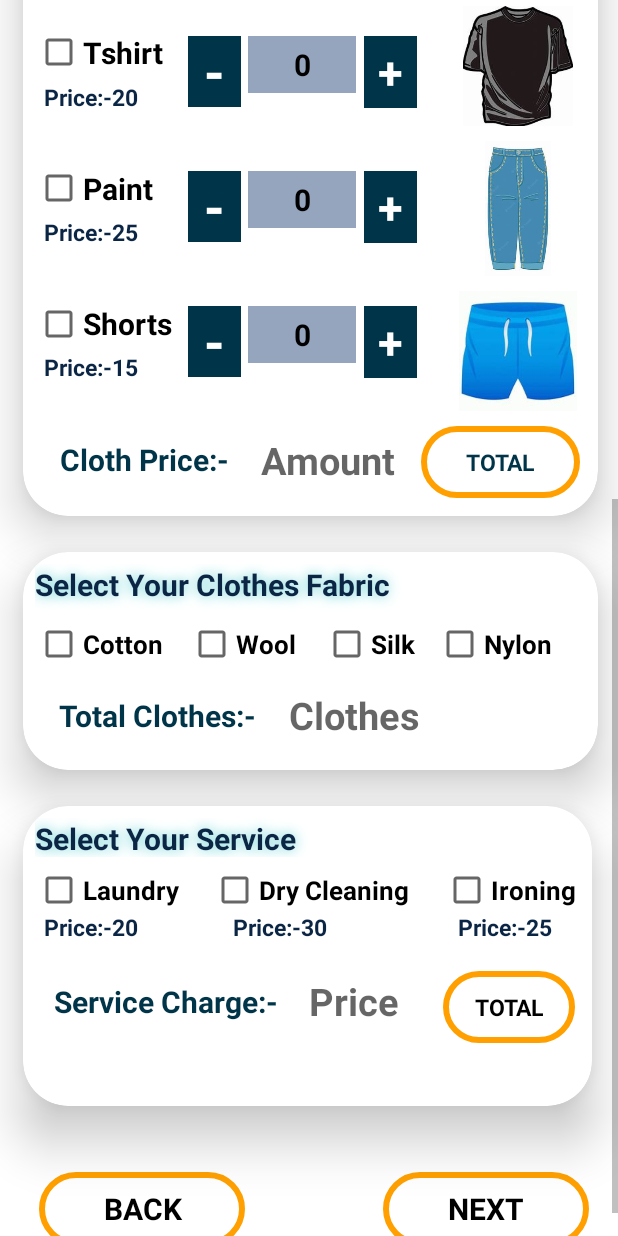
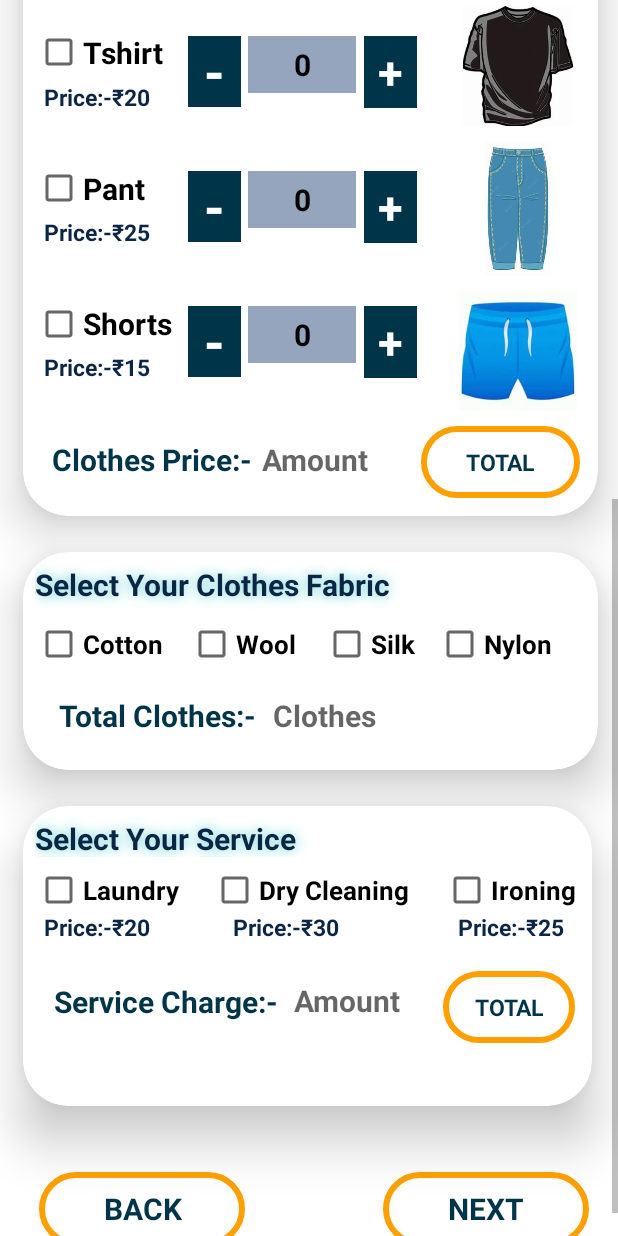
Before and after one commit to sumit519maurya/android-studio, an Android app: the bookoption screen opened directly, with no data from a screen before it, scrolled down 576 dp, on a phone screen of 412 x 824 dp. Run offline under Robolectric (Android 15) with nearby library versions, the phone set to English and light mode, and no system bars; Roboto replaces fonts that are not available here.

Commit message:
error solve day

```diff
--- a/app/src/main/res/layout/activity_bookoption.xml
+++ b/app/src/main/res/layout/activity_bookoption.xml
@@ -71,7 +71,7 @@
                 android:layout_height="wrap_content"
                 android:layout_marginLeft="14dp"
                 android:layout_marginTop="80dp"
-                android:text="Price:-10"
+                android:text="Price:-₹10"
                 android:textColor="#0B2545"
                 android:textSize="15dp"
                 android:textStyle="bold" />
@@ -134,7 +134,7 @@
                 android:layout_height="wrap_content"
                 android:layout_marginLeft="14dp"
                 android:layout_marginTop="170dp"
-                android:text="Price:-20"
+                android:text="Price:-₹20"
                 android:textColor="#0B2545"
                 android:textSize="15dp"
                 android:textStyle="bold" />
@@ -187,7 +187,7 @@
                 android:fontFamily="@font/caudex"
                 android:layout_marginLeft="8dp"
                 android:layout_marginTop="220dp"
-                android:text="Paint"
+                android:text="Pant"
                 android:textSize="20dp"
                 android:textStyle="bold" />
 
@@ -197,7 +197,7 @@
                 android:layout_height="wrap_content"
                 android:layout_marginLeft="14dp"
                 android:layout_marginTop="260dp"
-                android:text="Price:-25"
+                android:text="Price:-₹25"
                 android:textColor="#0B2545"
                 android:textStyle="bold"
                 android:textSize="15dp" />
@@ -260,7 +260,7 @@
                 android:layout_height="wrap_content"
                 android:layout_marginLeft="14dp"
                 android:layout_marginTop="350dp"
-                android:text="Price:-15"
+                android:text="Price:-₹15"
                 android:textColor="#0B2545"
                 android:textStyle="bold"
                 android:textSize="15dp" />
@@ -308,24 +308,24 @@
 
             <TextView
                 android:id="@+id/totaltext"
-                android:layout_width="107dp"
+                android:layout_width="90dp"
                 android:layout_height="45dp"
                 android:layout_marginLeft="150dp"
                 android:layout_marginTop="400dp"
                 android:gravity="center"
                 android:hint="Amount"
-                android:textSize="25dp"
+                android:textSize="20dp"
                 android:textStyle="bold" />
 
             <TextView
                 android:id="@+id/toext"
-                android:layout_width="131dp"
+                android:layout_width="141dp"
                 android:layout_height="45dp"
                 android:layout_marginLeft="15dp"
                 android:layout_marginTop="400dp"
                 android:gravity="center"
                 android:textColor="@color/main"
-                android:text="Cloth Price:-"
+                android:text="Clothes Price:-"
                 android:textSize="20dp"
                 android:textStyle="bold" />
 
@@ -454,12 +454,12 @@
                 android:id="@+id/totalclothes"
                 android:layout_width="101dp"
                 android:layout_height="38dp"
-                android:layout_marginLeft="170dp"
+                android:layout_marginLeft="150dp"
                 android:layout_marginTop="90dp"
                 android:gravity="center"
                 android:hint="Clothes"
-                android:textColor="@color/black"
-                android:textSize="25dp"
+                android:textColor="#666666"
+                android:textSize="20dp"
                 android:textStyle="bold" />
 
             <TextView
@@ -486,7 +486,7 @@
             android:text="Next"
             android:fontFamily="@font/caudex"
             android:textStyle="bold"
-            android:textColor="@color/black"
+            android:textColor="@color/main"
             android:textSize="20dp"
             app:layout_constraintBottom_toBottomOf="parent"
             app:layout_constraintEnd_toEndOf="parent"
@@ -559,12 +559,12 @@
                 android:id="@+id/servicetext"
                 android:layout_width="101dp"
                 android:layout_height="40dp"
-                android:layout_marginLeft="170dp"
+                android:layout_marginLeft="165dp"
                 android:layout_marginTop="110dp"
                 android:gravity="center"
-                android:hint="Price"
+                android:hint="Amount"
                 android:textColor="@color/black"
-                android:textSize="25dp"
+                android:textSize="20dp"
                 android:textStyle="bold" />
 
             <TextView
@@ -583,7 +583,7 @@
                 android:id="@+id/servicebtn"
                 android:layout_width="wrap_content"
                 android:layout_height="wrap_content"
-                android:textColor="@color/black"
+                android:textColor="@color/main"
                 android:layout_marginTop="110dp"
                 android:fontFamily="@font/caudex"
                 android:textStyle="bold"
@@ -598,7 +598,7 @@
                 android:layout_height="wrap_content"
                 android:layout_marginLeft="14dp"
                 android:layout_marginTop="70dp"
-                android:text="Price:-20"
+                android:text="Price:-₹20"
                 android:textColor="#0B2545"
                 android:textSize="15dp"
                 android:textStyle="bold" />
@@ -609,7 +609,7 @@
                 android:layout_height="wrap_content"
                 android:layout_marginLeft="140dp"
                 android:layout_marginTop="70dp"
-                android:text="Price:-30"
+                android:text="Price:-₹30"
                 android:textColor="#0B2545"
                 android:textSize="15dp"
                 android:textStyle="bold" />
@@ -620,7 +620,7 @@
                 android:layout_height="wrap_content"
                 android:layout_marginLeft="290dp"
                 android:layout_marginTop="70dp"
-                android:text="Price:-25"
+                android:text="Price:-₹25"
                 android:textColor="#0B2545"
                 android:textSize="15dp"
                 android:textStyle="bold" />
@@ -638,7 +638,7 @@
             android:text="Back"
             android:textStyle="bold"
             android:fontFamily="@font/caudex"
-            android:textColor="@color/black"
+            android:textColor="@color/main"
             android:textSize="20dp"
             android:layout_marginBottom="20dp"
             app:layout_constraintBottom_toBottomOf="parent"
--- a/app/src/main/res/layout/activity_signin.xml
+++ b/app/src/main/res/layout/activity_signin.xml
@@ -47,7 +47,7 @@
         android:layout_width="match_parent"
         android:layout_height="wrap_content"
         android:id="@+id/cardview"
-        app:cardCornerRadius="50dp"
+        app:cardCornerRadius="53dp"
         app:cardElevation="40dp"
         android:layout_marginBottom="-35dp"
         android:layout_alignParentBottom="true"
--- a/app/src/main/res/layout/login.xml
+++ b/app/src/main/res/layout/login.xml
@@ -146,8 +146,8 @@
                 android:textStyle="bold"
                 android:fontFamily="@font/caudex"
                 android:text="LOGIN"
-                android:textColor="@color/white"
-                android:backgroundTint="#0B2545"
+                android:textColor="@color/main"
+                android:background="@drawable/cvboarder"
                 android:textSize="20dp"/>
 
             <View
```
Also changed, not shown: app/src/main/java/com/example/washmart/bookoption.kt (+41 -12 lines), app/src/main/res/layout/activity_homepage.xml (+5 -5 lines).
